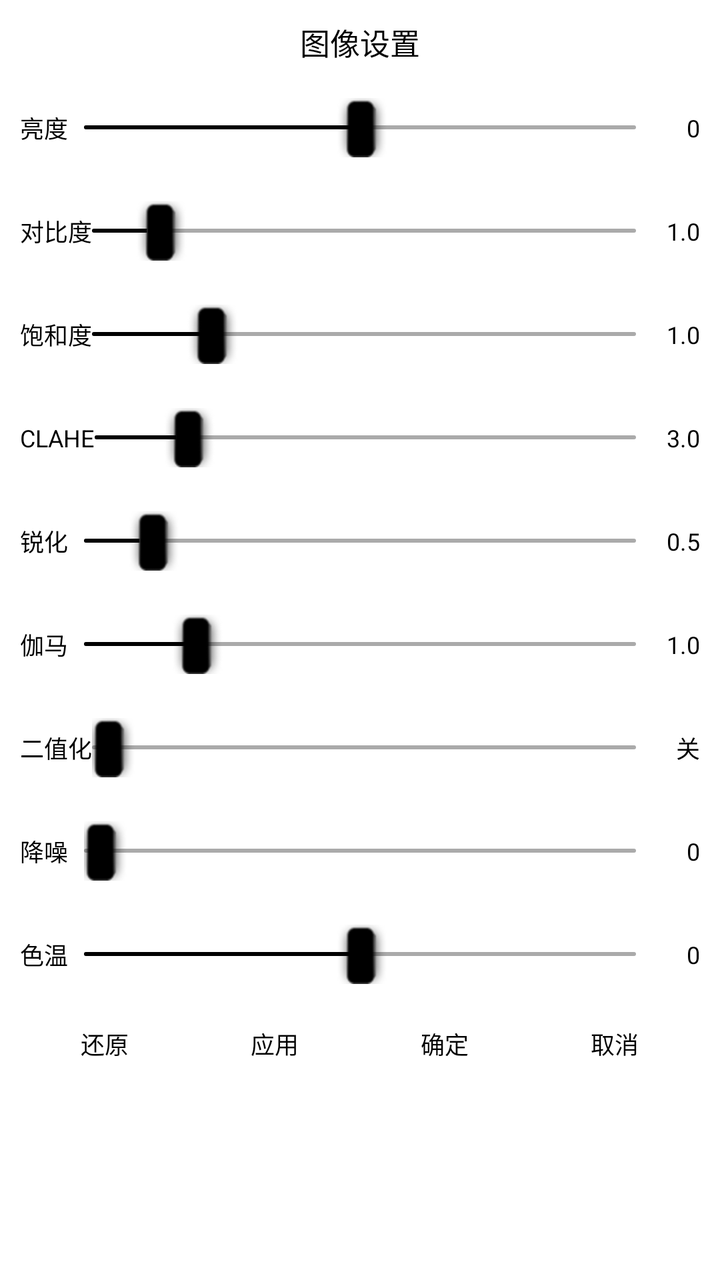
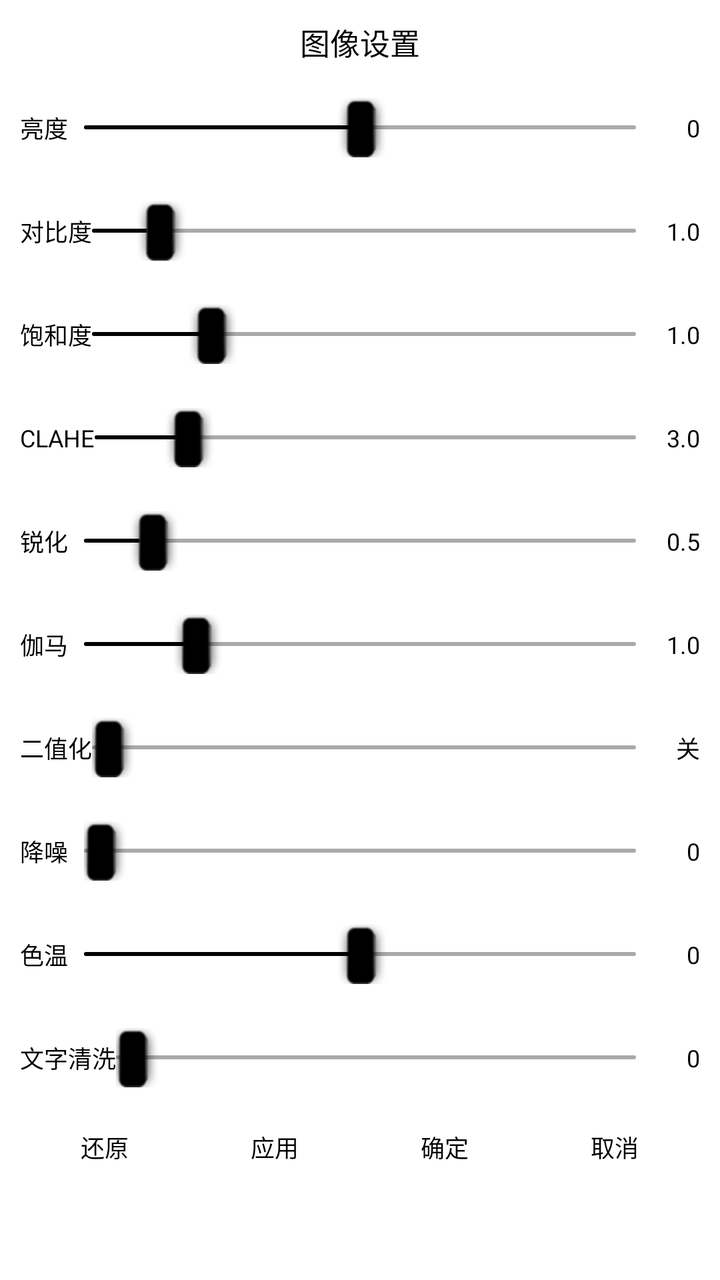

An Android layout rendered at two revisions. The XML below is the earlier revision; the diff shows what the commit changed to produce the second picture.
<!-- AndroidManifest.xml: application theme android:Theme.Light.NoTitleBar -->
<!-- res/layout/dialog_image_settings.xml -->
<?xml version="1.0" encoding="utf-8"?>
<LinearLayout xmlns:android="http://schemas.android.com/apk/res/android"
    android:layout_width="match_parent"
    android:layout_height="wrap_content"
    android:orientation="vertical"
    android:background="#FFFFFF"
    android:padding="10dp">

    <TextView
        android:layout_width="match_parent"
        android:layout_height="wrap_content"
        android:text="图像设置"
        android:textSize="15sp"
        android:textColor="#000000"
        android:gravity="center"
        android:paddingBottom="6dp" />

    
    <LinearLayout
        android:layout_width="match_parent"
        android:layout_height="wrap_content"
        android:orientation="horizontal"
        android:gravity="center_vertical"
        android:paddingVertical="1dp">
        <TextView
            android:layout_width="wrap_content"
            android:layout_height="wrap_content"
            android:text="亮度"
            android:textSize="12sp"
            android:textColor="#000000"
            android:singleLine="true"
            android:minWidth="32dp" />
        <SeekBar
            android:id="@+id/sb_brightness"
            style="?android:attr/progressBarStyleHorizontal"
            android:layout_width="0dp"
            android:layout_height="wrap_content"
            android:layout_weight="1"
            android:max="510"
            android:progress="255"
            android:splitTrack="false"
            android:thumbTint="#000000"
            android:progressTint="#000000"
            android:progressBackgroundTint="#AAAAAA"
            android:minHeight="2dp"
            android:maxHeight="2dp"
            android:paddingTop="10dp"
            android:paddingBottom="10dp" />
        <TextView
            android:id="@+id/tv_brightness_value"
            android:layout_width="32dp"
            android:layout_height="wrap_content"
            android:text="0"
            android:textSize="12sp"
            android:textColor="#000000"
            android:gravity="end"
            android:singleLine="true"
            android:paddingStart="4dp" />
    </LinearLayout>

    
    <LinearLayout
        android:layout_width="match_parent"
        android:layout_height="wrap_content"
        android:orientation="horizontal"
        android:gravity="center_vertical"
        android:paddingVertical="1dp">
        <TextView
            android:layout_width="wrap_content"
            android:layout_height="wrap_content"
            android:text="对比度"
            android:textSize="12sp"
            android:textColor="#000000"
            android:singleLine="true"
            android:minWidth="32dp" />
        <SeekBar
            android:id="@+id/sb_contrast"
            style="?android:attr/progressBarStyleHorizontal"
            android:layout_width="0dp"
            android:layout_height="wrap_content"
            android:layout_weight="1"
            android:max="1000"
            android:progress="100"
            android:splitTrack="false"
            android:thumbTint="#000000"
            android:progressTint="#000000"
            android:progressBackgroundTint="#AAAAAA"
            android:minHeight="2dp"
            android:maxHeight="2dp"
            android:paddingTop="10dp"
            android:paddingBottom="10dp" />
        <TextView
            android:id="@+id/tv_contrast_value"
            android:layout_width="32dp"
            android:layout_height="wrap_content"
            android:text="1.0"
            android:textSize="12sp"
            android:textColor="#000000"
            android:gravity="end"
            android:singleLine="true"
            android:paddingStart="4dp" />
    </LinearLayout>

    
    <LinearLayout
        android:layout_width="match_parent"
        android:layout_height="wrap_content"
        android:orientation="horizontal"
        android:gravity="center_vertical"
        android:paddingVertical="1dp">
        <TextView
            android:layout_width="wrap_content"
            android:layout_height="wrap_content"
            android:text="饱和度"
            android:textSize="12sp"
            android:textColor="#000000"
            android:singleLine="true"
            android:minWidth="32dp" />
        <SeekBar
            android:id="@+id/sb_saturation"
            style="?android:attr/progressBarStyleHorizontal"
            android:layout_width="0dp"
            android:layout_height="wrap_content"
            android:layout_weight="1"
            android:max="500"
            android:progress="100"
            android:splitTrack="false"
            android:thumbTint="#000000"
            android:progressTint="#000000"
            android:progressBackgroundTint="#AAAAAA"
            android:minHeight="2dp"
            android:maxHeight="2dp"
            android:paddingTop="10dp"
            android:paddingBottom="10dp" />
        <TextView
            android:id="@+id/tv_saturation_value"
            android:layout_width="32dp"
            android:layout_height="wrap_content"
            android:text="1.0"
            android:textSize="12sp"
            android:textColor="#000000"
            android:gravity="end"
            android:singleLine="true"
            android:paddingStart="4dp" />
    </LinearLayout>

    
    <LinearLayout
        android:layout_width="match_parent"
        android:layout_height="wrap_content"
        android:orientation="horizontal"
        android:gravity="center_vertical"
        android:paddingVertical="1dp">
        <TextView
            android:layout_width="wrap_content"
            android:layout_height="wrap_content"
            android:text="CLAHE"
            android:textSize="12sp"
            android:textColor="#000000"
            android:singleLine="true"
            android:minWidth="32dp" />
        <SeekBar
            android:id="@+id/sb_clip_limit"
            style="?android:attr/progressBarStyleHorizontal"
            android:layout_width="0dp"
            android:layout_height="wrap_content"
            android:layout_weight="1"
            android:max="2000"
            android:progress="300"
            android:splitTrack="false"
            android:thumbTint="#000000"
            android:progressTint="#000000"
            android:progressBackgroundTint="#AAAAAA"
            android:minHeight="2dp"
            android:maxHeight="2dp"
            android:paddingTop="10dp"
            android:paddingBottom="10dp" />
        <TextView
            android:id="@+id/tv_clip_limit_value"
            android:layout_width="32dp"
            android:layout_height="wrap_content"
            android:text="3.0"
            android:textSize="12sp"
            android:textColor="#000000"
            android:gravity="end"
            android:singleLine="true"
            android:paddingStart="4dp" />
    </LinearLayout>

    
    <LinearLayout
        android:layout_width="match_parent"
        android:layout_height="wrap_content"
        android:orientation="horizontal"
        android:gravity="center_vertical"
        android:paddingVertical="1dp">
        <TextView
            android:layout_width="wrap_content"
            android:layout_height="wrap_content"
            android:text="锐化"
            android:textSize="12sp"
            android:textColor="#000000"
            android:singleLine="true"
            android:minWidth="32dp" />
        <SeekBar
            android:id="@+id/sb_sharpen"
            style="?android:attr/progressBarStyleHorizontal"
            android:layout_width="0dp"
            android:layout_height="wrap_content"
            android:layout_weight="1"
            android:max="500"
            android:progress="50"
            android:splitTrack="false"
            android:thumbTint="#000000"
            android:progressTint="#000000"
            android:progressBackgroundTint="#AAAAAA"
            android:minHeight="2dp"
            android:maxHeight="2dp"
            android:paddingTop="10dp"
            android:paddingBottom="10dp" />
        <TextView
            android:id="@+id/tv_sharpen_value"
            android:layout_width="32dp"
            android:layout_height="wrap_content"
            android:text="0.5"
            android:textSize="12sp"
            android:textColor="#000000"
            android:gravity="end"
            android:singleLine="true"
            android:paddingStart="4dp" />
    </LinearLayout>

    
    <LinearLayout
        android:layout_width="match_parent"
        android:layout_height="wrap_content"
        android:orientation="horizontal"
        android:gravity="center_vertical"
        android:paddingVertical="1dp">
        <TextView
            android:layout_width="wrap_content"
            android:layout_height="wrap_content"
            android:text="伽马"
            android:textSize="12sp"
            android:textColor="#000000"
            android:singleLine="true"
            android:minWidth="32dp" />
        <SeekBar
            android:id="@+id/sb_gamma"
            style="?android:attr/progressBarStyleHorizontal"
            android:layout_width="0dp"
            android:layout_height="wrap_content"
            android:layout_weight="1"
            android:max="490"
            android:progress="90"
            android:splitTrack="false"
            android:thumbTint="#000000"
            android:progressTint="#000000"
            android:progressBackgroundTint="#AAAAAA"
            android:minHeight="2dp"
            android:maxHeight="2dp"
            android:paddingTop="10dp"
            android:paddingBottom="10dp" />
        <TextView
            android:id="@+id/tv_gamma_value"
            android:layout_width="32dp"
            android:layout_height="wrap_content"
            android:text="1.0"
            android:textSize="12sp"
            android:textColor="#000000"
            android:gravity="end"
            android:singleLine="true"
            android:paddingStart="4dp" />
    </LinearLayout>

    
    <LinearLayout
        android:layout_width="match_parent"
        android:layout_height="wrap_content"
        android:orientation="horizontal"
        android:gravity="center_vertical"
        android:paddingVertical="1dp">
        <TextView
            android:layout_width="wrap_content"
            android:layout_height="wrap_content"
            android:text="二值化"
            android:textSize="12sp"
            android:textColor="#000000"
            android:singleLine="true"
            android:minWidth="32dp" />
        <SeekBar
            android:id="@+id/sb_threshold"
            style="?android:attr/progressBarStyleHorizontal"
            android:layout_width="0dp"
            android:layout_height="wrap_content"
            android:layout_weight="1"
            android:max="255"
            android:progress="0"
            android:splitTrack="false"
            android:thumbTint="#000000"
            android:progressTint="#000000"
            android:progressBackgroundTint="#AAAAAA"
            android:minHeight="2dp"
            android:maxHeight="2dp"
            android:paddingTop="10dp"
            android:paddingBottom="10dp" />
        <TextView
            android:id="@+id/tv_threshold_value"
            android:layout_width="32dp"
            android:layout_height="wrap_content"
            android:text="关"
            android:textSize="12sp"
            android:textColor="#000000"
            android:gravity="end"
            android:singleLine="true"
            android:paddingStart="4dp" />
    </LinearLayout>

    
    <LinearLayout
        android:layout_width="match_parent"
        android:layout_height="wrap_content"
        android:orientation="horizontal"
        android:gravity="center_vertical"
        android:paddingVertical="1dp">
        <TextView
            android:layout_width="wrap_content"
            android:layout_height="wrap_content"
            android:text="降噪"
            android:textSize="12sp"
            android:textColor="#000000"
            android:singleLine="true"
            android:minWidth="32dp" />
        <SeekBar
            android:id="@+id/sb_denoise"
            style="?android:attr/progressBarStyleHorizontal"
            android:layout_width="0dp"
            android:layout_height="wrap_content"
            android:layout_weight="1"
            android:max="500"
            android:progress="0"
            android:splitTrack="false"
            android:thumbTint="#000000"
            android:progressTint="#000000"
            android:progressBackgroundTint="#AAAAAA"
            android:minHeight="2dp"
            android:maxHeight="2dp"
            android:paddingTop="10dp"
            android:paddingBottom="10dp" />
        <TextView
            android:id="@+id/tv_denoise_value"
            android:layout_width="32dp"
            android:layout_height="wrap_content"
            android:text="0"
            android:textSize="12sp"
            android:textColor="#000000"
            android:gravity="end"
            android:singleLine="true"
            android:paddingStart="4dp" />
    </LinearLayout>

    
    <LinearLayout
        android:layout_width="match_parent"
        android:layout_height="wrap_content"
        android:orientation="horizontal"
        android:gravity="center_vertical"
        android:paddingVertical="1dp">
        <TextView
            android:layout_width="wrap_content"
            android:layout_height="wrap_content"
            android:text="色温"
            android:textSize="12sp"
            android:textColor="#000000"
            android:singleLine="true"
            android:minWidth="32dp" />
        <SeekBar
            android:id="@+id/sb_temp"
            style="?android:attr/progressBarStyleHorizontal"
            android:layout_width="0dp"
            android:layout_height="wrap_content"
            android:layout_weight="1"
            android:max="400"
            android:progress="200"
            android:splitTrack="false"
            android:thumbTint="#000000"
            android:progressTint="#000000"
            android:progressBackgroundTint="#AAAAAA"
            android:minHeight="2dp"
            android:maxHeight="2dp"
            android:paddingTop="10dp"
            android:paddingBottom="10dp" />
        <TextView
            android:id="@+id/tv_temp_value"
            android:layout_width="32dp"
            android:layout_height="wrap_content"
            android:text="0"
            android:textSize="12sp"
            android:textColor="#000000"
            android:gravity="end"
            android:singleLine="true"
            android:paddingStart="4dp" />
    </LinearLayout>

    
    <LinearLayout
        android:layout_width="match_parent"
        android:layout_height="wrap_content"
        android:orientation="horizontal"
        android:gravity="center_horizontal"
        android:paddingTop="6dp">
        <Button
            android:id="@+id/btn_reset"
            android:layout_width="0dp"
            android:layout_height="wrap_content"
            android:layout_weight="1"
            android:text="还原"
            android:textSize="12sp"
            android:textColor="#000000"
            android:background="#FFFFFF"
            android:elevation="0dp"
            android:stateListAnimator="@null"
            android:paddingVertical="4dp" />
        <Button
            android:id="@+id/btn_apply"
            android:layout_width="0dp"
            android:layout_height="wrap_content"
            android:layout_weight="1"
            android:text="应用"
            android:textSize="12sp"
            android:textColor="#000000"
            android:background="#FFFFFF"
            android:elevation="0dp"
            android:stateListAnimator="@null"
            android:paddingVertical="4dp" />
        <Button
            android:id="@+id/btn_ok"
            android:layout_width="0dp"
            android:layout_height="wrap_content"
            android:layout_weight="1"
            android:text="确定"
            android:textSize="12sp"
            android:textColor="#000000"
            android:background="#FFFFFF"
            android:elevation="0dp"
            android:stateListAnimator="@null"
            android:paddingVertical="4dp" />
        <Button
            android:id="@+id/btn_cancel"
            android:layout_width="0dp"
            android:layout_height="wrap_content"
            android:layout_weight="1"
            android:text="取消"
            android:textSize="12sp"
            android:textColor="#000000"
            android:background="#FFFFFF"
            android:elevation="0dp"
            android:stateListAnimator="@null"
            android:paddingVertical="4dp" />
    </LinearLayout>
</LinearLayout>
<!-- resources referenced by this layout -->
<resources>

</resources>

<!-- the commit's change to res/layout/dialog_image_settings.xml (unified diff, before → after) -->
@@ -403,6 +403,54 @@
     </LinearLayout>
 
     
+
+    
+    <LinearLayout
+        android:layout_width="match_parent"
+        android:layout_height="wrap_content"
+        android:orientation="horizontal"
+        android:gravity="center_vertical"
+        android:paddingVertical="1dp">
+        <TextView
+            android:layout_width="wrap_content"
+            android:layout_height="wrap_content"
+            android:text="文字清洗"
+            android:textSize="12sp"
+            android:textColor="#000000"
+            android:singleLine="true"
+            android:minWidth="32dp" />
+        <SeekBar
+            android:id="@+id/sb_print_clean"
+            style="?android:attr/progressBarStyleHorizontal"
+            android:layout_width="0dp"
+            android:layout_height="wrap_content"
+            android:layout_weight="1"
+            android:max="100"
+            android:progress="0"
+            android:splitTrack="false"
+            android:thumbTint="#000000"
+            android:progressTint="#000000"
+            android:progressBackgroundTint="#AAAAAA"
+            android:minHeight="2dp"
+            android:maxHeight="2dp"
+            android:paddingTop="10dp"
+            android:paddingBottom="10dp" />
+        <TextView
+            android:id="@+id/tv_print_clean_value"
+            android:layout_width="32dp"
+            android:layout_height="wrap_content"
+            android:text="0"
+            android:textSize="12sp"
+            android:textColor="#000000"
+            android:gravity="end"
+            android:singleLine="true"
+            android:paddingStart="4dp" />
+    </LinearLayout>
+
+    
+
+
+    
     <LinearLayout
         android:layout_width="match_parent"
         android:layout_height="wrap_content"
